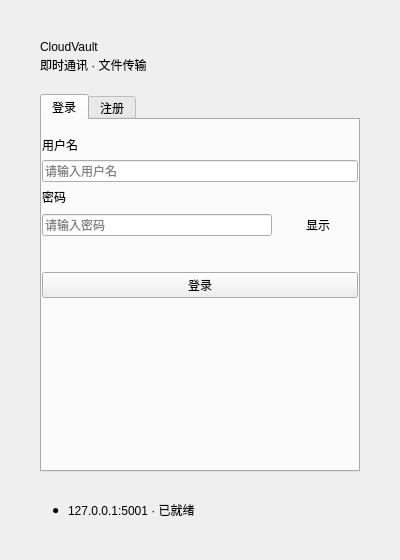
First picture: the form in client/src/ui/login_window.ui, repository lhao4/CloudVault, before the edit.
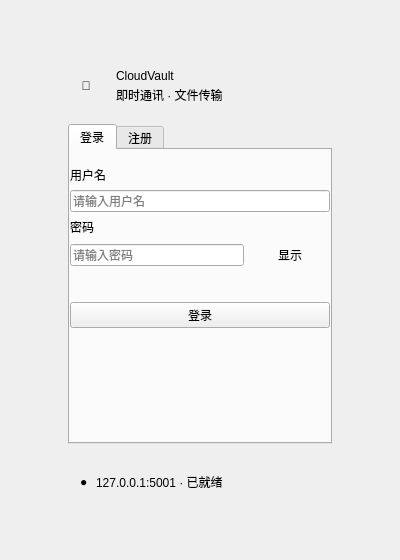
Second picture: the form after the edit.

Commit message: feat(client): align desktop ui flow with reference design

Patch:
```diff
--- a/client/src/ui/login_window.ui
+++ b/client/src/ui/login_window.ui
@@ -18,24 +18,35 @@
    <!-- ③ card 改为透明，去掉视觉边框 -->
    <item>
     <widget class="QWidget" name="card">
-     <property name="styleSheet">
-      <string>QWidget#card { background: transparent; border: none; }</string>
-     </property>
      <layout class="QVBoxLayout" name="cardLayout">
-      <property name="leftMargin"><number>0</number></property>
-      <property name="topMargin"><number>0</number></property>
-      <property name="rightMargin"><number>0</number></property>
-      <property name="bottomMargin"><number>0</number></property>
+      <property name="leftMargin"><number>28</number></property>
+      <property name="topMargin"><number>28</number></property>
+      <property name="rightMargin"><number>28</number></property>
+      <property name="bottomMargin"><number>28</number></property>
       <property name="spacing"><number>20</number></property>
       <!-- Header：图标 + 标题 + 副标题 -->
       <item>
        <widget class="QWidget" name="headerWidget">
         <layout class="QHBoxLayout" name="headerLayout">
-         <property name="spacing"><number>0</number></property>
+         <property name="spacing"><number>12</number></property>
          <property name="leftMargin"><number>0</number></property>
          <property name="topMargin"><number>0</number></property>
          <property name="rightMargin"><number>0</number></property>
          <property name="bottomMargin"><number>0</number></property>
+         <item>
+          <widget class="QLabel" name="appIcon">
+           <property name="minimumSize">
+            <size><width>36</width><height>36</height></size>
+           </property>
+           <property name="maximumSize">
+            <size><width>36</width><height>36</height></size>
+           </property>
+           <property name="alignment">
+            <set>Qt::AlignCenter</set>
+           </property>
+           <property name="text"><string>💬</string></property>
+          </widget>
+         </item>
          <item>
           <widget class="QWidget" name="titleWidget">
            <layout class="QVBoxLayout" name="titleLayout">
```
Left out of the diff: 3 changed lines with no effect on the pictures. The commit also changes 22 other files.
